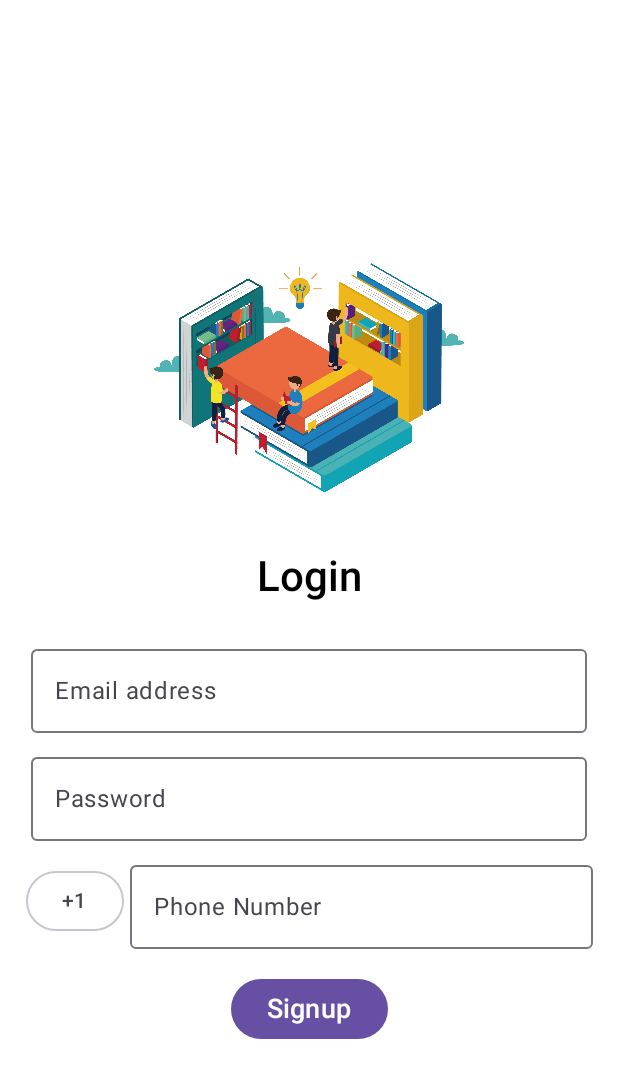
After one commit to karanmotghare/AndroidBookShelf, an Android app built with Jetpack Compose: the SignupScreen screen opened through its navigation route, on a phone screen of 412 x 824 dp. The commit adds this screen. Shown: the top 1078 px of the screen. Run offline under Robolectric (Android 15) with nearby library versions, the phone set to English and light mode, and no system bars; our stand-ins replace Firebase (no records; nobody signed in at launch, a user with empty details on screens opened directly), livedata-compose.

Commit message:
Firebase Auth init step

```diff
--- a/app/build.gradle.kts
+++ b/app/build.gradle.kts
@@ -65,6 +65,8 @@ dependencies {
     implementation(libs.androidx.ui.tooling.preview)
     implementation(libs.androidx.material3)
     implementation(libs.firebase.auth)
+    implementation(libs.androidx.navigation.compose)
+    implementation(libs.androidx.runtime.livedata)
     testImplementation(libs.junit)
     androidTestImplementation(libs.androidx.junit)
     androidTestImplementation(libs.androidx.espresso.core)
--- a/app/src/main/java/com/example/myapplication/loginpage/LoginActivity.kt
+++ b/app/src/main/java/com/example/myapplication/loginpage/LoginActivity.kt
@@ -4,13 +4,21 @@ import android.os.Bundle
 import androidx.activity.ComponentActivity
 import androidx.activity.compose.setContent
 import androidx.activity.enableEdgeToEdge
+import androidx.activity.viewModels
+import androidx.compose.material.Scaffold
+import com.example.myapplication.loginpage.navigation.LoginNavigation
+import com.example.myapplication.loginpage.presentation.LoginScreen
+import com.example.myapplication.loginpage.viewmodels.AuthViewModel
 
 class LoginActivity : ComponentActivity() {
     override fun onCreate(savedInstanceState: Bundle?) {
         super.onCreate(savedInstanceState)
         enableEdgeToEdge()
+        val authViewModel: AuthViewModel by viewModels()
         setContent {
-            LoginScreen()
+            Scaffold {
+                LoginNavigation(authViewModel)
+            }
         }
     }
 }
--- /dev/null
+++ b/app/src/main/java/com/example/myapplication/loginpage/navigation/LoginNavigation.kt
@@ -0,0 +1,24 @@
+package com.example.myapplication.loginpage.navigation
+
+import androidx.compose.runtime.Composable
+import androidx.navigation.compose.rememberNavController
+import androidx.compose.ui.Modifier
+import androidx.navigation.compose.NavHost
+import androidx.navigation.compose.composable
+import com.example.myapplication.loginpage.presentation.LoginScreen
+import com.example.myapplication.loginpage.presentation.SignupScreen
+import com.example.myapplication.loginpage.viewmodels.AuthViewModel
+
+@Composable
+fun LoginNavigation(authViewModel: AuthViewModel) {
+    val navController = rememberNavController()
+
+    NavHost(navController = navController , startDestination = "signup", builder = {
+        composable("login") {
+            LoginScreen(navController, authViewModel)
+        }
+        composable("signup") {
+            SignupScreen(navController, authViewModel)
+        }
+    })
+}
--- /dev/null
+++ b/app/src/main/java/com/example/myapplication/loginpage/presentation/SignupScreen.kt
@@ -0,0 +1,181 @@
+package com.example.myapplication.loginpage.presentation
+
+import androidx.compose.foundation.Image
+import androidx.compose.foundation.background
+import androidx.compose.foundation.*
+import androidx.compose.foundation.layout.Arrangement
+import androidx.compose.foundation.layout.Box
+import androidx.compose.foundation.layout.Column
+import androidx.compose.foundation.layout.Row
+import androidx.compose.foundation.layout.Spacer
+import androidx.compose.foundation.layout.fillMaxSize
+import androidx.compose.foundation.layout.fillMaxWidth
+import androidx.compose.foundation.layout.height
+import androidx.compose.foundation.layout.padding
+import androidx.compose.foundation.layout.size
+import androidx.compose.foundation.layout.*
+import androidx.compose.foundation.lazy.LazyColumn
+import androidx.compose.foundation.lazy.items
+import androidx.compose.foundation.text.KeyboardOptions
+import androidx.compose.material3.*
+import androidx.compose.material3.OutlinedButton
+import androidx.compose.material3.OutlinedTextField
+import androidx.compose.material3.Text
+import androidx.compose.runtime.Composable
+import androidx.compose.runtime.getValue
+import androidx.compose.runtime.livedata.observeAsState
+import androidx.compose.runtime.mutableStateOf
+import androidx.compose.runtime.remember
+import androidx.compose.runtime.setValue
+import androidx.compose.ui.Alignment
+import androidx.compose.ui.Modifier
+import androidx.compose.ui.graphics.Color
+import androidx.compose.ui.res.painterResource
+import androidx.compose.ui.text.font.FontWeight
+import androidx.compose.ui.text.input.KeyboardType
+import androidx.compose.ui.text.input.TextFieldValue
+import androidx.compose.ui.tooling.preview.Preview
+import androidx.compose.ui.unit.dp
+import androidx.compose.ui.unit.sp
+import androidx.navigation.NavController
+import com.example.myapplication.R
+import com.example.myapplication.loginpage.viewmodels.AuthViewModel
+
+@Composable
+fun SignupScreen(navController: NavController, authViewModel: AuthViewModel) {
+    var emailAddress by remember { mutableStateOf(TextFieldValue("")) }
+    var password by remember { mutableStateOf(TextFieldValue("")) }
+    val authState = authViewModel.authState.observeAsState()
+
+    Column(
+        modifier = Modifier
+            .fillMaxSize()
+            .background(color = Color.White),
+        verticalArrangement = Arrangement.Center,
+        horizontalAlignment = Alignment.CenterHorizontally
+    ) {
+        Image(painter = painterResource(id = R.drawable.login_image),
+            contentDescription = "login image",
+            modifier = Modifier.size(width = 240.dp, height = 240.dp)
+        )
+        Text(text = "Login",
+            fontSize = 28.sp,
+            fontWeight = FontWeight.SemiBold,
+        )
+
+        Spacer(modifier = Modifier.height(24.dp))
+
+        val commonModifier = Modifier
+            .fillMaxWidth(0.9f)
+
+        OutlinedTextField(
+            value = emailAddress,
+            onValueChange = {emailAddress = it},
+            modifier = commonModifier,
+            label = {
+                Text(text = "Email address")
+            }
+        )
+
+        Spacer(modifier = Modifier.height(8.dp))
+
+        OutlinedTextField(
+            value = password,
+            onValueChange = {password = it},
+            modifier = commonModifier,
+            label = {
+                Text(text = "Password")
+            }
+        )
+
+        Spacer(modifier = Modifier.height(8.dp))
+
+        phone(commonModifier)
+
+        Spacer(modifier = Modifier.height(16.dp))
+
+        Button(onClick = {
+            authViewModel.signUp(emailAddress.text,password.text)
+        }) {
+            Text("Signup",
+                fontSize = 18.sp
+            )
+        }
+
+    }
+}
+
+//@Composable
+//fun phone(commonModifier: Modifier) {
+//    var phoneNumber by remember { mutableStateOf(TextFieldValue("")) }
+//    var selectedCountryCode by remember { mutableStateOf("+1") }
+//    val countryCodes = listOf("+1", "+44", "+91", "+81", "+49", "+44", "+91", "+81", "+49", "+44", "+91", "+81", "+49")
+//
+//    Row(
+//        horizontalArrangement = Arrangement.Center,
+//        verticalAlignment = Alignment.CenterVertically
+//    ) {
+//        CountryCodeDropdown(
+//            selectedCountryCode = selectedCountryCode,
+//            onCountryCodeSelected = { selectedCountryCode = it },
+//            countryCodes = countryCodes
+//        )
+//        Spacer(modifier = Modifier.width(4.dp))
+//        OutlinedTextField(
+//            value = phoneNumber,
+//            onValueChange = { phoneNumber = it },
+//            label = { Text("Phone Number") },
+//            keyboardOptions = KeyboardOptions(keyboardType = KeyboardType.Phone),
+//            modifier = commonModifier,
+//        )
+//    }
+//}
+//
+//@Composable
+//fun CountryCodeDropdown(
+//    selectedCountryCode: String,
+//    onCountryCodeSelected: (String) -> Unit,
+//    countryCodes: List<String>,
+//    modifier: Modifier = Modifier
+//) {
+//    var expanded by remember { mutableStateOf(false) }
+//
+//    Box(modifier = modifier) {
+//        OutlinedButton(onClick = { expanded = !expanded }) {
+//            Text(text = selectedCountryCode)
+//        }
+//
+//        if (expanded) {
+//            Card(
+//                shape = MaterialTheme.shapes.medium,
+//                elevation = CardDefaults.cardElevation(defaultElevation = 4.dp),
+//                modifier = Modifier
+//                    .width(100.dp) // Set a fixed width for the dropdown
+//                    .padding(top = 4.dp) // Add padding to separate from the button
+//            ) {
+//                LazyColumn(
+//                    modifier = Modifier.heightIn(max = 180.dp) // Set a maximum height
+//                ) {
+//                    items(countryCodes) { code ->
+//                        Text(
+//                            text = code,
+//                            modifier = Modifier
+//                                .fillMaxWidth()
+//                                .clickable {
+//                                    onCountryCodeSelected(code)
+//                                    expanded = false
+//                                }
+//                                .padding(8.dp)
+//                        )
+//                    }
+//                }
+//            }
+//        }
+//    }
+//}
+
+//@Preview
+//@Composable
+//fun PreviewSignupScreen(){
+//    SignupScreen()
+//}
--- a/app/src/main/java/com/example/myapplication/loginpage/viewmodels/AuthViewModel.kt
+++ b/app/src/main/java/com/example/myapplication/loginpage/viewmodels/AuthViewModel.kt
@@ -1,4 +1,61 @@
 package com.example.myapplication.loginpage.viewmodels
 
-class AuthViewModel {
+import androidx.lifecycle.LiveData
+import androidx.lifecycle.MutableLiveData
+import androidx.lifecycle.ViewModel
+import com.google.firebase.auth.FirebaseAuth
+
+class AuthViewModel : ViewModel(){
+    private val auth: FirebaseAuth = FirebaseAuth.getInstance()
+    private val _authState = MutableLiveData<AuthState>()
+    val authState: LiveData<AuthState> = _authState
+
+    init {
+        checkAuthStatus()
+    }
+
+    fun checkAuthStatus(){
+        if(auth.currentUser!=null){
+            _authState.value = AuthState.Authenticated
+        }else{
+            _authState.value = AuthState.Unauthenticated
+        }
+    }
+
+    fun login(email: String, password: String){
+        _authState.value = AuthState.Loading
+        auth.signInWithEmailAndPassword(email,password)
+            .addOnCompleteListener { task ->
+                if(task.isSuccessful){
+                    _authState.value = AuthState.Authenticated
+                }else{
+                    _authState.value = AuthState.Error(task.exception?.message?:"Something went wrong")
+                }
+            }
+    }
+
+    fun signUp(email: String, password: String){
+        _authState.value = AuthState.Loading
+        auth.createUserWithEmailAndPassword(email,password)
+            .addOnCompleteListener { task ->
+                if(task.isSuccessful){
+                    _authState.value = AuthState.Authenticated
+                }else{
+                    _authState.value = AuthState.Error(task.exception?.message?:"Something went wrong")
+                }
+            }
+    }
+
+    fun signOut(){
+        auth.signOut()
+        _authState.value = AuthState.Unauthenticated
+    }
+
 }
+
+sealed class AuthState{
+    object Authenticated : AuthState()
+    object Unauthenticated : AuthState()
+    object Loading : AuthState()
+    data class Error(val msg : String) : AuthState()
+}
--- a/gradle/libs.versions.toml
+++ b/gradle/libs.versions.toml
@@ -14,6 +14,8 @@ activityCompose = "1.8.0"
 composeBom = "2024.04.01"
 googleGmsGoogleServices = "4.4.2"
 firebaseAuth = "23.0.0"
+navigationCompose = "2.8.1"
+runtimeLivedata = "1.7.2"
 
 [libraries]
 androidx-core-ktx = { group = "androidx.core", name = "core-ktx", version.ref = "coreKtx" }
@@ -35,6 +37,8 @@ androidx-ui-test-manifest = { group = "androidx.compose.ui", name = "ui-test-man
 androidx-ui-test-junit4 = { group = "androidx.compose.ui", name = "ui-test-junit4" }
 androidx-material3 = { group = "androidx.compose.material3", name = "material3" }
 firebase-auth = { group = "com.google.firebase", name = "firebase-auth", version.ref = "firebaseAuth" }
+androidx-navigation-compose = { group = "androidx.navigation", name = "navigation-compose", version.ref = "navigationCompose" }
+androidx-runtime-livedata = { group = "androidx.compose.runtime", name = "runtime-livedata", version.ref = "runtimeLivedata" }
 
 [plugins]
 android-application = { id = "com.android.application", version.ref = "agp" }
```
Also changed, not shown: app/src/main/java/com/example/myapplication/loginpage/presentation/LoginScreen.kt (renamed from app/src/main/java/com/example/myapplication/loginpage/LoginScreen.kt, +12 -9 lines).
